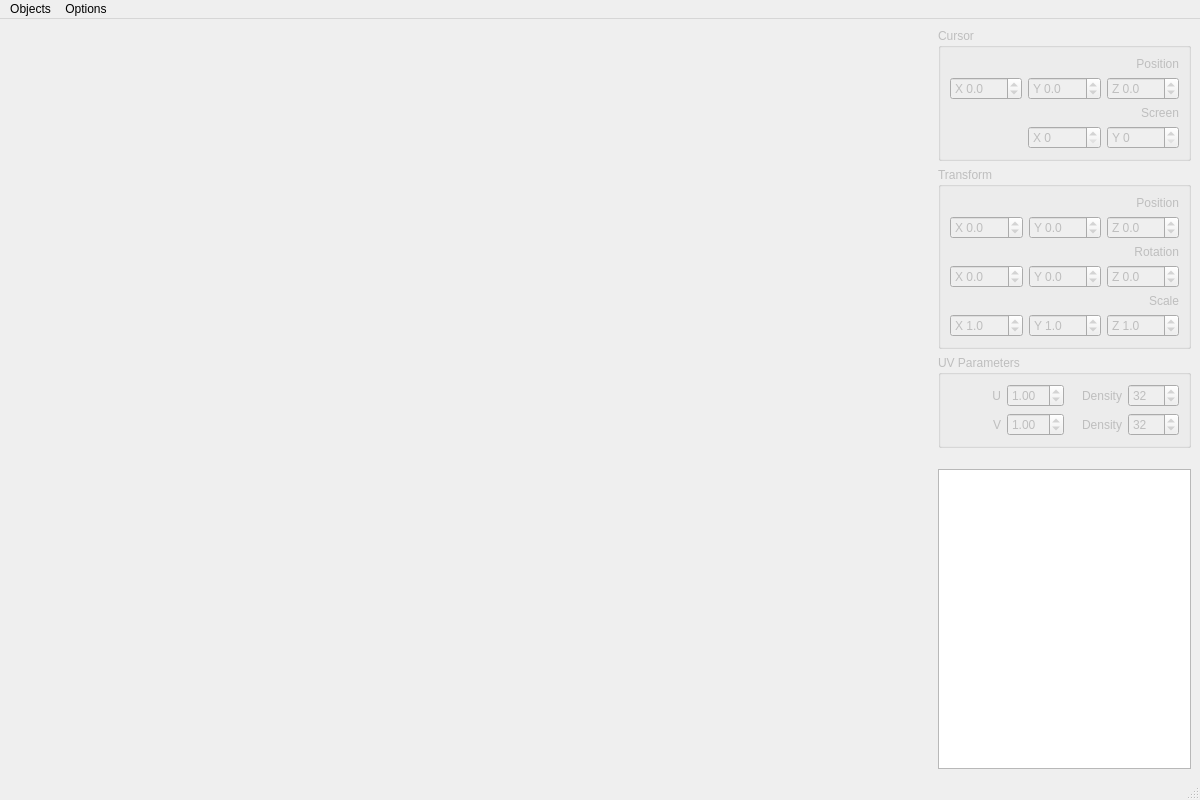
Before: the Qt Designer form mainwindow.ui in smogork/SmoCAD, drawn with Qt 5.
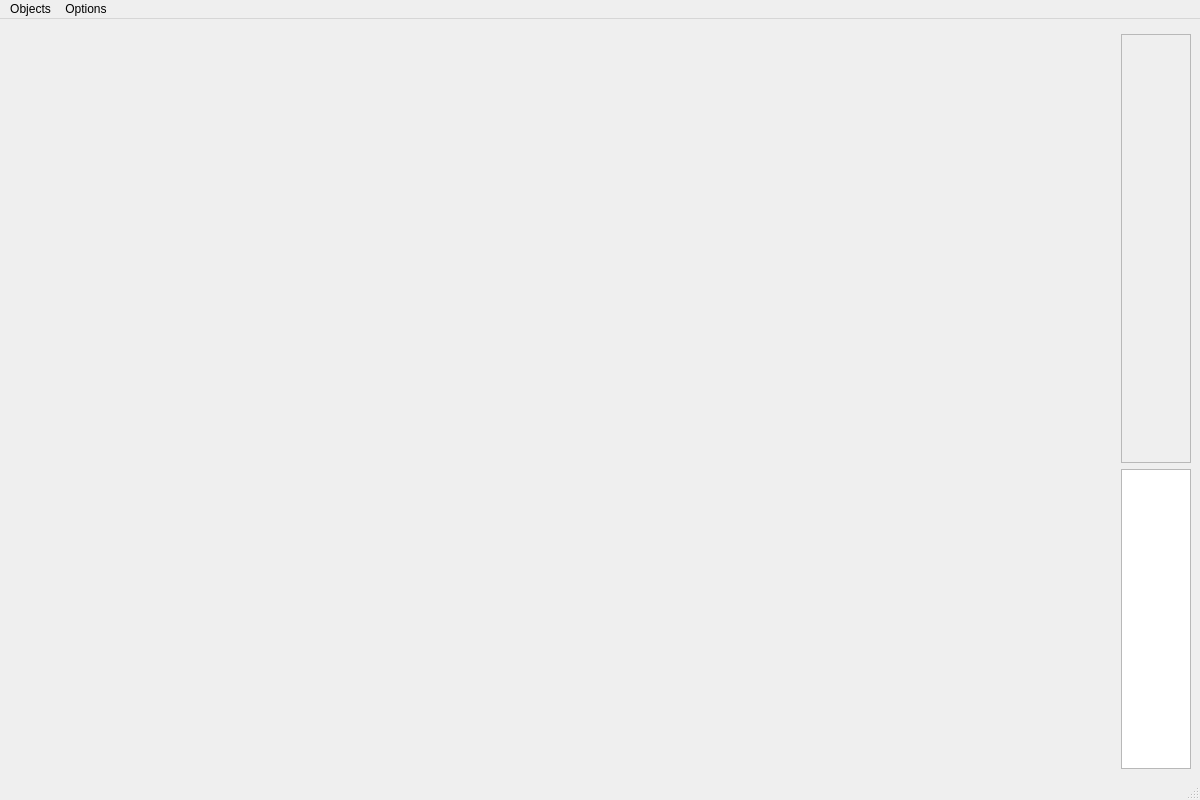
After: the same form once the commit is applied. Custom widgets are drawn as their Qt base class.

Commit message: Zarys procedury dodawania widgetów

```diff
--- a/mainwindow.ui
+++ b/mainwindow.ui
@@ -44,475 +44,36 @@
     <item>
      <layout class="QVBoxLayout" name="verticalLayout_3">
       <item>
-       <widget class="QGroupBox" name="groupBoxCursor">
-        <property name="enabled">
-         <bool>false</bool>
-        </property>
-        <property name="title">
-         <string>Cursor</string>
-        </property>
-        <layout class="QVBoxLayout" name="verticalLayout_6">
-         <item>
-          <layout class="QGridLayout" name="gridLayout_4">
-           <item row="3" column="3">
-            <widget class="QSpinBox" name="spinCurViewPosY">
-             <property name="prefix">
-              <string>Y </string>
-             </property>
-             <property name="maximum">
-              <number>1000</number>
-             </property>
-             <property name="singleStep">
-              <number>1</number>
-             </property>
-            </widget>
-           </item>
-           <item row="3" column="2">
-            <widget class="QSpinBox" name="spinCurViewPosX">
-             <property name="suffix">
-              <string/>
-             </property>
-             <property name="prefix">
-              <string>X </string>
-             </property>
-             <property name="maximum">
-              <number>1000</number>
-             </property>
-             <property name="singleStep">
-              <number>1</number>
-             </property>
-            </widget>
-           </item>
-           <item row="1" column="3">
-            <widget class="QDoubleSpinBox" name="spinCurPosZ">
-             <property name="sizePolicy">
-              <sizepolicy hsizetype="Minimum" vsizetype="Fixed">
-               <horstretch>0</horstretch>
-               <verstretch>0</verstretch>
-              </sizepolicy>
-             </property>
-             <property name="prefix">
-              <string>Z </string>
-             </property>
-             <property name="decimals">
-              <number>1</number>
-             </property>
-             <property name="minimum">
-              <double>-99.000000000000000</double>
-             </property>
-             <property name="maximum">
-              <double>99.000000000000000</double>
-             </property>
-            </widget>
-           </item>
-           <item row="1" column="1">
-            <widget class="QDoubleSpinBox" name="spinCurPosX">
-             <property name="prefix">
-              <string>X </string>
-             </property>
-             <property name="decimals">
-              <number>1</number>
-             </property>
-             <property name="minimum">
-              <double>-99.900000000000006</double>
-             </property>
-             <property name="maximum">
-              <double>99.900000000000006</double>
-             </property>
-            </widget>
-           </item>
-           <item row="1" column="2">
-            <widget class="QDoubleSpinBox" name="spinCurPosY">
-             <property name="prefix">
-              <string>Y </string>
-             </property>
-             <property name="decimals">
-              <number>1</number>
-             </property>
-             <property name="minimum">
-              <double>-99.900000000000006</double>
-             </property>
-             <property name="maximum">
-              <double>99.900000000000006</double>
-             </property>
-            </widget>
-           </item>
-           <item row="0" column="3">
-            <widget class="QLabel" name="label_26">
-             <property name="text">
-              <string>Position</string>
-             </property>
-             <property name="alignment">
-              <set>Qt::AlignRight|Qt::AlignTrailing|Qt::AlignVCenter</set>
-             </property>
-            </widget>
-           </item>
-           <item row="2" column="3">
-            <widget class="QLabel" name="label_19">
-             <property name="text">
-              <string>Screen</string>
-             </property>
-             <property name="alignment">
-              <set>Qt::AlignRight|Qt::AlignTrailing|Qt::AlignVCenter</set>
-             </property>
-            </widget>
-           </item>
-          </layout>
-         </item>
-        </layout>
-       </widget>
+       <widget class="CursorControl" name="widget" native="true"/>
       </item>
       <item>
-       <widget class="QGroupBox" name="groupBoxTransform">
-        <property name="enabled">
-         <bool>false</bool>
+       <widget class="QScrollArea" name="scrollArea">
+        <property name="sizePolicy">
+         <sizepolicy hsizetype="Preferred" vsizetype="Expanding">
+          <horstretch>0</horstretch>
+          <verstretch>0</verstretch>
+         </sizepolicy>
         </property>
-        <property name="title">
-         <string>Transform</string>
+        <property name="widgetResizable">
+         <bool>true</bool>
         </property>
-        <layout class="QVBoxLayout" name="verticalLayout">
-         <item>
-          <layout class="QGridLayout" name="gridLayout_2">
-           <item row="5" column="1">
-            <widget class="QDoubleSpinBox" name="spinScaleX">
-             <property name="prefix">
-              <string>X </string>
-             </property>
-             <property name="decimals">
-              <number>1</number>
-             </property>
-             <property name="minimum">
-              <double>0.000000000000000</double>
-             </property>
-             <property name="maximum">
-              <double>99.900000000000006</double>
-             </property>
-             <property name="singleStep">
-              <double>0.100000000000000</double>
-             </property>
-             <property name="value">
-              <double>1.000000000000000</double>
-             </property>
-            </widget>
-           </item>
-           <item row="1" column="3">
-            <widget class="QDoubleSpinBox" name="spinPosZ">
-             <property name="sizePolicy">
-              <sizepolicy hsizetype="Minimum" vsizetype="Fixed">
-               <horstretch>0</horstretch>
-               <verstretch>0</verstretch>
-              </sizepolicy>
-             </property>
-             <property name="prefix">
-              <string>Z </string>
-             </property>
-             <property name="decimals">
-              <number>1</number>
-             </property>
-             <property name="minimum">
-              <double>-99.900000000000006</double>
-             </property>
-             <property name="maximum">
-              <double>99.900000000000006</double>
-             </property>
-            </widget>
-           </item>
-           <item row="5" column="3">
-            <widget class="QDoubleSpinBox" name="spinScaleZ">
-             <property name="prefix">
-              <string>Z </string>
-             </property>
-             <property name="decimals">
-              <number>1</number>
-             </property>
-             <property name="minimum">
-              <double>0.000000000000000</double>
-             </property>
-             <property name="maximum">
-              <double>99.900000000000006</double>
-             </property>
-             <property name="singleStep">
-              <double>0.100000000000000</double>
-             </property>
-             <property name="value">
-              <double>1.000000000000000</double>
-             </property>
-            </widget>
-           </item>
-           <item row="5" column="2">
-            <widget class="QDoubleSpinBox" name="spinScaleY">
-             <property name="prefix">
-              <string>Y </string>
-             </property>
-             <property name="decimals">
-              <number>1</number>
-             </property>
-             <property name="minimum">
-              <double>0.000000000000000</double>
-             </property>
-             <property name="maximum">
-              <double>99.900000000000006</double>
-             </property>
-             <property name="singleStep">
-              <double>0.100000000000000</double>
-             </property>
-             <property name="value">
-              <double>1.000000000000000</double>
-             </property>
-            </widget>
-           </item>
-           <item row="1" column="1">
-            <widget class="QDoubleSpinBox" name="spinPosX">
-             <property name="prefix">
-              <string>X </string>
-             </property>
-             <property name="decimals">
-              <number>1</number>
-             </property>
-             <property name="minimum">
-              <double>-99.900000000000006</double>
-             </property>
-             <property name="maximum">
-              <double>99.900000000000006</double>
-             </property>
-            </widget>
-           </item>
-           <item row="3" column="1">
-            <widget class="QDoubleSpinBox" name="spinRotX">
-             <property name="prefix">
-              <string>X </string>
-             </property>
-             <property name="decimals">
-              <number>1</number>
-             </property>
-             <property name="minimum">
-              <double>-360.000000000000000</double>
-             </property>
-             <property name="maximum">
-              <double>360.000000000000000</double>
-             </property>
-             <property name="singleStep">
-              <double>10.000000000000000</double>
-             </property>
-            </widget>
-           </item>
-           <item row="1" column="2">
-            <widget class="QDoubleSpinBox" name="spinPosY">
-             <property name="prefix">
-              <string>Y </string>
-             </property>
-             <property name="decimals">
-              <number>1</number>
-             </property>
-             <property name="minimum">
-              <double>-99.900000000000006</double>
-             </property>
-             <property name="maximum">
-              <double>99.900000000000006</double>
-             </property>
-            </widget>
-           </item>
-           <item row="3" column="2">
-            <widget class="QDoubleSpinBox" name="spinRotY">
-             <property name="prefix">
-              <string>Y </string>
-             </property>
-             <property name="suffix">
-              <string/>
-             </property>
-             <property name="decimals">
-              <number>1</number>
-             </property>
-             <property name="minimum">
-              <double>-360.000000000000000</double>
-             </property>
-             <property name="maximum">
-              <double>360.000000000000000</double>
-             </property>
-             <property name="singleStep">
-              <double>10.000000000000000</double>
-             </property>
-            </widget>
-           </item>
-           <item row="3" column="3">
-            <widget class="QDoubleSpinBox" name="spinRotZ">
-             <property name="prefix">
-              <string>Z </string>
-             </property>
-             <property name="decimals">
-              <number>1</number>
-             </property>
-             <property name="minimum">
-              <double>-360.000000000000000</double>
-             </property>
-             <property name="maximum">
-              <double>360.000000000000000</double>
-             </property>
-             <property name="singleStep">
-              <double>10.000000000000000</double>
-             </property>
-            </widget>
-           </item>
-           <item row="0" column="3">
-            <widget class="QLabel" name="label_2">
-             <property name="text">
-              <string>Position</string>
-             </property>
-             <property name="alignment">
-              <set>Qt::AlignRight|Qt::AlignTrailing|Qt::AlignVCenter</set>
-             </property>
-            </widget>
-           </item>
-           <item row="2" column="3">
-            <widget class="QLabel" name="label_3">
-             <property name="text">
-              <string>Rotation</string>
-             </property>
-             <property name="alignment">
-              <set>Qt::AlignRight|Qt::AlignTrailing|Qt::AlignVCenter</set>
-             </property>
-            </widget>
-           </item>
-           <item row="4" column="3">
-            <widget class="QLabel" name="label_4">
-             <property name="text">
-              <string>Scale</string>
-             </property>
-             <property name="alignment">
-              <set>Qt::AlignRight|Qt::AlignTrailing|Qt::AlignVCenter</set>
-             </property>
-            </widget>
-           </item>
-          </layout>
-         </item>
-        </layout>
+        <widget class="QWidget" name="scrollAreaWidgetContents">
+         <property name="geometry">
+          <rect>
+           <x>0</x>
+           <y>0</y>
+           <width>68</width>
+           <height>424</height>
+          </rect>
+         </property>
+         <layout class="QVBoxLayout" name="verticalLayout"/>
+        </widget>
        </widget>
       </item>
-      <item>
-       <widget class="QGroupBox" name="groupBoxUVParams">
-        <property name="enabled">
-         <bool>false</bool>
-        </property>
-        <property name="title">
-         <string>UV Parameters</string>
-        </property>
-        <layout class="QVBoxLayout" name="verticalLayout_2">
-         <item>
-          <layout class="QGridLayout" name="gridLayout_3">
-           <item row="1" column="1">
-            <widget class="QDoubleSpinBox" name="spinParamV">
-             <property name="sizePolicy">
-              <sizepolicy hsizetype="Fixed" vsizetype="Fixed">
-               <horstretch>0</horstretch>
-               <verstretch>0</verstretch>
-              </sizepolicy>
-             </property>
-             <property name="minimum">
-              <double>0.100000000000000</double>
-             </property>
-             <property name="value">
-              <double>1.000000000000000</double>
-             </property>
-            </widget>
-           </item>
-           <item row="1" column="0">
-            <widget class="QLabel" name="label_14">
-             <property name="text">
-              <string>V</string>
-             </property>
-             <property name="alignment">
-              <set>Qt::AlignRight|Qt::AlignTrailing|Qt::AlignVCenter</set>
-             </property>
-            </widget>
-           </item>
-           <item row="0" column="1">
-            <widget class="QDoubleSpinBox" name="spinParamU">
-             <property name="minimum">
-              <double>0.100000000000000</double>
-             </property>
-             <property name="value">
-              <double>1.000000000000000</double>
-             </property>
-            </widget>
-           </item>
-           <item row="1" column="3">
-            <widget class="QSpinBox" name="spinParamVDens">
-             <property name="minimum">
-              <number>4</number>
-             </property>
-             <property name="maximum">
-              <number>250</number>
-             </property>
-             <property name="value">
-              <number>32</number>
-             </property>
-            </widget>
-           </item>
-           <item row="0" column="0">
-            <widget class="QLabel" name="label">
-             <property name="text">
-              <string>U</string>
-             </property>
-             <property name="alignment">
-              <set>Qt::AlignRight|Qt::AlignTrailing|Qt::AlignVCenter</set>
-             </property>
-            </widget>
-           </item>
-           <item row="0" column="3">
-            <widget class="QSpinBox" name="spinParamUDens">
-             <property name="minimum">
-              <number>4</number>
-             </property>
-             <property name="maximum">
-              <number>500</number>
-             </property>
-             <property name="value">
-              <number>32</number>
-             </property>
-            </widget>
-           </item>
-           <item row="0" column="2">
-            <widget class="QLabel" name="label_15">
-             <property name="text">
-              <string>Density</string>
-             </property>
-             <property name="alignment">
-              <set>Qt::AlignRight|Qt::AlignTrailing|Qt::AlignVCenter</set>
-             </property>
-            </widget>
-           </item>
-           <item row="1" column="2">
-            <widget class="QLabel" name="label_16">
-             <property name="text">
-              <string>Density</string>
-             </property>
-             <property name="alignment">
-              <set>Qt::AlignRight|Qt::AlignTrailing|Qt::AlignVCenter</set>
-             </property>
-            </widget>
-           </item>
-          </layout>
-         </item>
-        </layout>
-       </widget>
-      </item>
-      <item>
-       <spacer name="verticalSpacer">
-        <property name="orientation">
-         <enum>Qt::Vertical</enum>
-        </property>
-        <property name="sizeHint" stdset="0">
-         <size>
-          <width>20</width>
-          <height>40</height>
-         </size>
-        </property>
-       </spacer>
-      </item>
       <item>
        <widget class="QListWidget" name="listWidgetObjects">
         <property name="sizePolicy">
-         <sizepolicy hsizetype="Ignored" vsizetype="Fixed">
+         <sizepolicy hsizetype="Ignored" vsizetype="Preferred">
           <horstretch>0</horstretch>
           <verstretch>0</verstretch>
          </sizepolicy>
@@ -624,6 +185,12 @@
    <header>glwidget.h</header>
    <container>1</container>
   </customwidget>
+  <customwidget>
+   <class>CursorControl</class>
+   <extends>QWidget</extends>
+   <header>Controls/cursorcontrol.h</header>
+   <container>1</container>
+  </customwidget>
  </customwidgets>
  <resources/>
  <connections/>
```
The commit also changes 2 other files.
